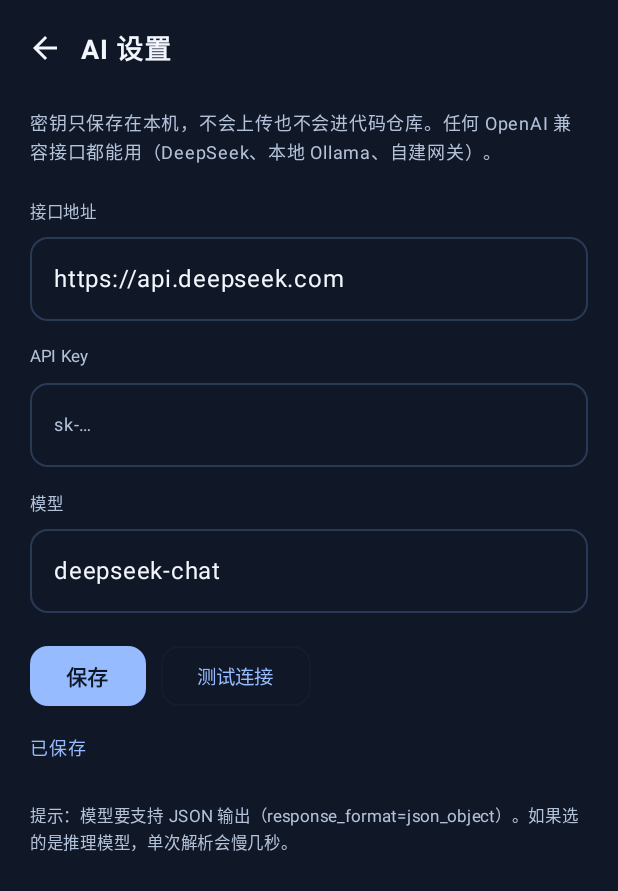
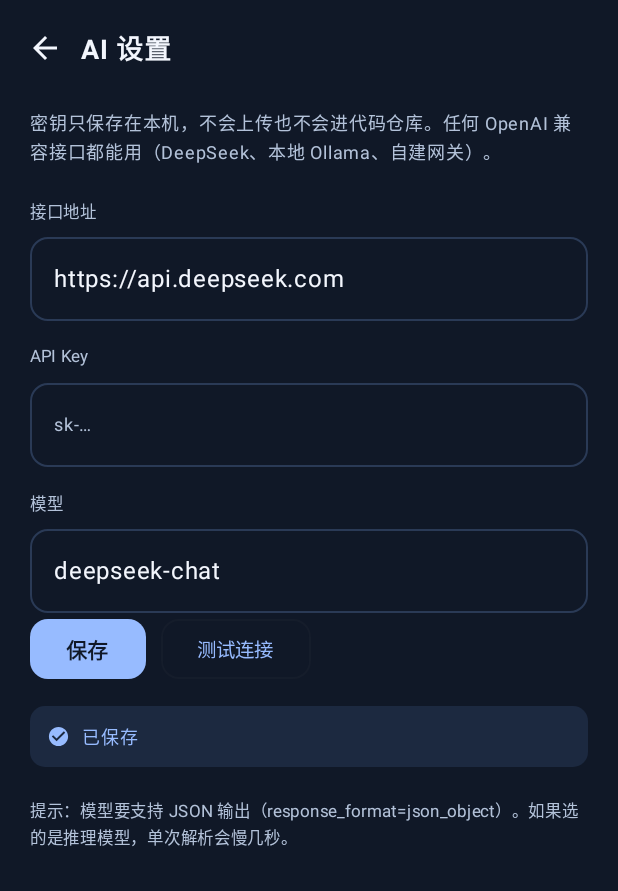
Before and after one commit to Jo-Lewis/Echoes_Of_The_Cosmos, an Android app built with Jetpack Compose: the composable AiSettingsPage shown on its own in the app's theme, after a tap on "保存", on a phone screen of 412 x 824 dp. Shown: the top 891 px of the screen. Run offline under Robolectric (Android 15) with nearby library versions, the phone set to English and light mode, and no system bars; pictures from the network do not load; 8 statements that could not run were skipped.

Commit message:
修复 AI 设置页点按无反应
根因：状态提示渲染在按钮上方，点保存后按钮整体下移，
紧接着点测试连接就落在空白处。另外首次点击常被用来收起键盘。

- 状态框移到按钮下方，按钮位置恒定
- 保存/测试都弹 Toast
- 点击时收起键盘并 clearFocus
- 容器 imePadding，键盘不遮按钮

```diff
--- a/app/src/main/java/io/github/jolewis/echoes/SearchScreen.kt
+++ b/app/src/main/java/io/github/jolewis/echoes/SearchScreen.kt
@@ -267,15 +267,29 @@ fun AiSettingsPage(
     onSave: (LlmConfig) -> Unit,
     onBack: () -> Unit,
 ) {
+    val ctx = androidx.compose.ui.platform.LocalContext.current
     var base by remember { mutableStateOf(cfg.baseUrl) }
     var key by remember { mutableStateOf(cfg.apiKey) }
     var model by remember { mutableStateOf(cfg.model) }
     var testState by remember { mutableStateOf<String?>(null) }
     var testing by remember { mutableStateOf(false) }
+    var savedAt by remember { mutableStateOf(0L) }
     val scope = rememberCoroutineScope()
+    val kb = androidx.compose.ui.platform.LocalSoftwareKeyboardController.current
+    val focus = androidx.compose.ui.platform.LocalFocusManager.current
+
+    fun dismissInput() {
+        kb?.hide()
+        focus.clearFocus()
+    }
 
     SubPage("AI 设置", onBack) {
-        Column(Modifier.fillMaxSize().verticalScroll(rememberScrollState()).padding(horizontal = 20.dp)) {
+        Column(
+            Modifier.fillMaxSize()
+                .verticalScroll(rememberScrollState())
+                .imePadding()                 // 键盘弹起时把按钮顶上来
+                .padding(horizontal = 20.dp)
+        ) {
             Spacer(Modifier.height(8.dp))
             Text(
                 "密钥只保存在本机，不会上传也不会进代码仓库。" +
@@ -290,13 +304,15 @@ fun AiSettingsPage(
             Spacer(Modifier.height(12.dp))
             Field("模型", model, "deepseek-chat") { model = it }
 
-            Spacer(Modifier.height(18.dp))
             Row(horizontalArrangement = Arrangement.spacedBy(10.dp)) {
                 Button(
                     onClick = {
+                        dismissInput()
                         val c = LlmConfig(base, key, model)
                         onSave(c)
-                        testState = "已保存"
+                        testState = null
+                        savedAt = System.currentTimeMillis()
+                        android.widget.Toast.makeText(ctx, "已保存", android.widget.Toast.LENGTH_SHORT).show()
                     },
                     shape = RoundedCornerShape(12.dp),
                     colors = ButtonDefaults.buttonColors(containerColor = Tokens.Primary)
@@ -304,15 +320,17 @@ fun AiSettingsPage(
 
                 OutlinedButton(
                     onClick = {
-                        testing = true; testState = null
-                        // 在协程里跑一次最小请求
+                        dismissInput()
+                        testing = true
+                        testState = null
+                        val c = LlmConfig(base, key, model)
                         scope.launch {
-                            val c = LlmConfig(base, key, model)
                             testState = runCatching {
                                 Llm.chat(c, "只输出 JSON。", "{\"ok\":true}", maxTokens = 20)
                                 "连接正常"
-                            }.getOrElse { "失败：${it.message?.take(80)}" }
+                            }.getOrElse { "失败：${it.message?.take(90)}" }
                             testing = false
+                            android.widget.Toast.makeText(ctx, testState, android.widget.Toast.LENGTH_SHORT).show()
                         }
                     },
                     enabled = !testing && key.isNotBlank(),
@@ -320,12 +338,45 @@ fun AiSettingsPage(
                 ) { Text(if (testing) "测试中…" else "测试连接", color = Tokens.Primary, fontSize = 13.sp) }
             }
 
-            testState?.let {
-                Spacer(Modifier.height(12.dp))
-                Text(it, color = if (it.startsWith("失败")) Tokens.Accent else Tokens.Primary, fontSize = 12.sp)
+            // 状态放在按钮下方：按钮位置固定，不会因为提示出现而移位
+            Spacer(Modifier.height(14.dp))
+            val statusText = when {
+                testing -> "正在连接…"
+                testState != null -> testState
+                savedAt > 0 -> "已保存"
+                else -> null
+            }
+            if (statusText != null) {
+                val ok = !statusText.startsWith("失败") && !statusText.startsWith("正在")
+                Row(
+                    Modifier.fillMaxWidth().clip(RoundedCornerShape(10.dp))
+                        .background(Tokens.Surface).padding(11.dp),
+                    verticalAlignment = Alignment.CenterVertically
+                ) {
+                    Icon(
+                        when {
+                            testing -> Icons.Filled.Sync
+                            ok -> Icons.Filled.CheckCircle
+                            else -> Icons.Filled.ErrorOutline
+                        },
+                        null,
+                        tint = when {
+                            testing -> Tokens.Muted
+                            ok -> Tokens.Primary
+                            else -> Tokens.Accent
+                        },
+                        modifier = Modifier.size(15.dp)
+                    )
+                    Spacer(Modifier.width(8.dp))
+                    Text(
+                        statusText,
+                        color = if (testing) Tokens.Muted else if (ok) Tokens.Primary else Tokens.Accent,
+                        fontSize = 12.sp, lineHeight = 17.sp
+                    )
+                }
             }
 
-            Spacer(Modifier.height(24.dp))
+            Spacer(Modifier.height(20.dp))
             Text(
                 "提示：模型要支持 JSON 输出（response_format=json_object）。" +
                     "如果选的是推理模型，单次解析会慢几秒。",
```
Also changed, not shown: 2 other files.
